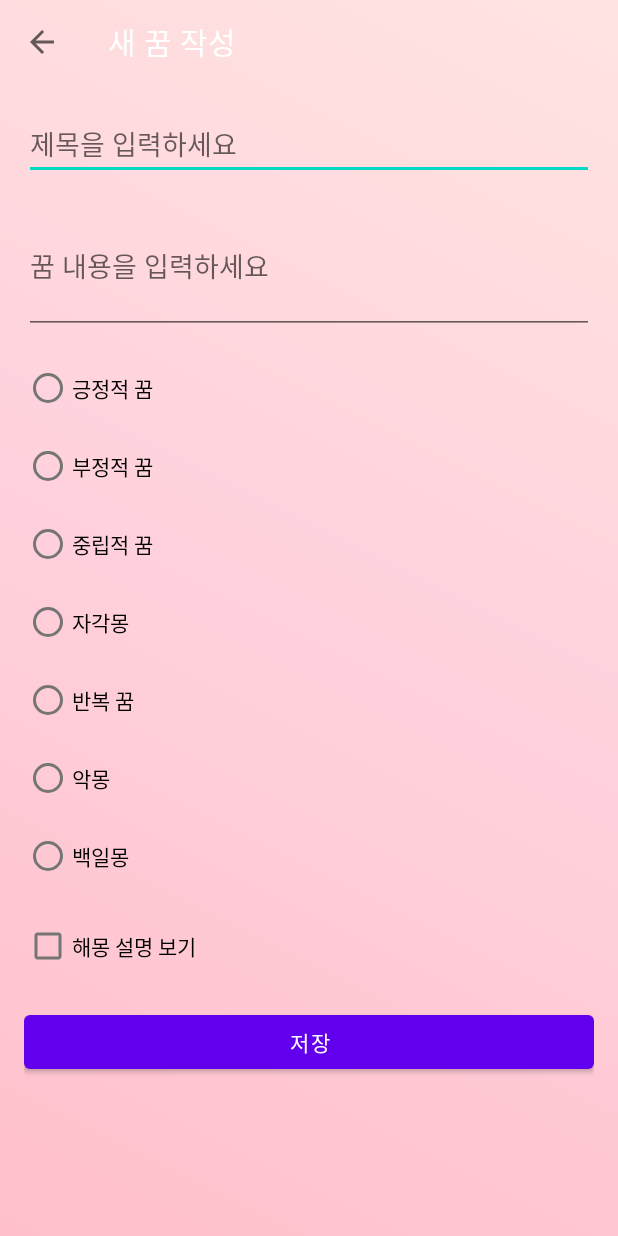
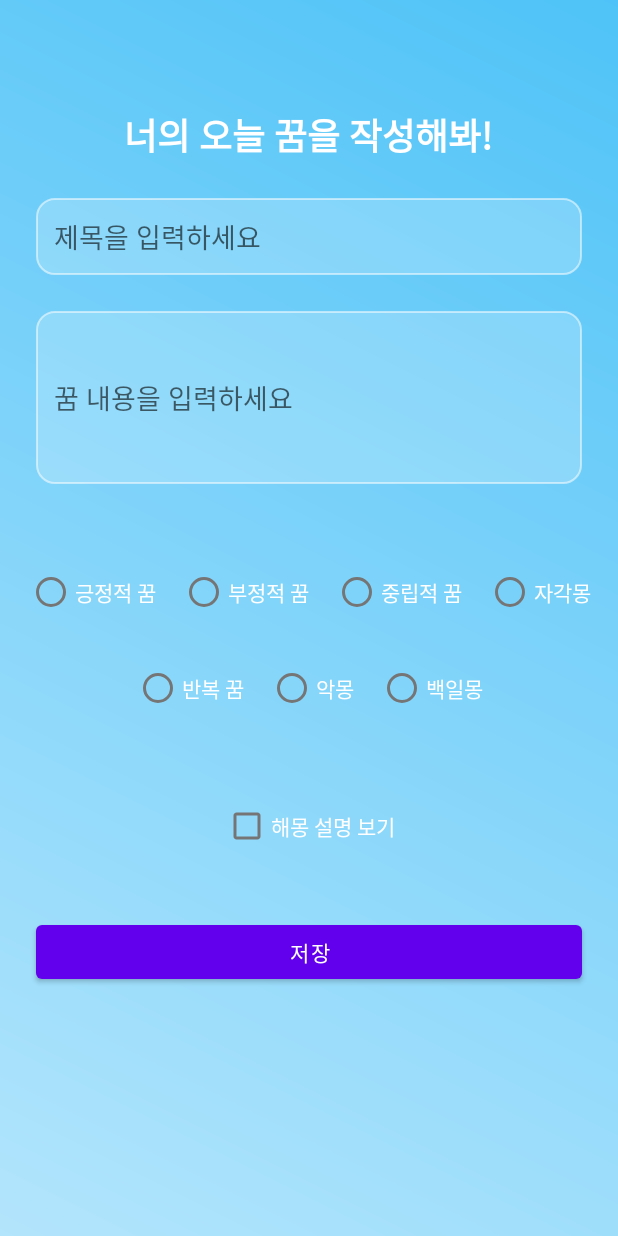
Before and after one commit to jihun4452/android_final_202010058, an Android app: the NewDreamActivity screen opened directly, with no data from a screen before it, on a phone screen of 412 x 824 dp. Run offline under Robolectric (Android 15) with nearby library versions, the phone set to English and light mode, and no system bars; our stand-ins replace FlexboxLayout.

Commit message:
feat: input, textfield추가

```diff
--- a/app/build.gradle.kts
+++ b/app/build.gradle.kts
@@ -34,6 +34,8 @@ dependencies {
     implementation(libs.material)
     implementation(libs.activity)
     implementation(libs.constraintlayout)
+    implementation("androidx.gridlayout:gridlayout:1.0.0")
+    implementation("com.google.android.flexbox:flexbox:3.0.0")
     testImplementation(libs.junit)
     androidTestImplementation(libs.ext.junit)
     androidTestImplementation(libs.espresso.core)
--- a/app/src/main/java/com/example/dreamapp/ui/MainActivity.java
+++ b/app/src/main/java/com/example/dreamapp/ui/MainActivity.java
@@ -32,16 +32,13 @@ public class MainActivity extends AppCompatActivity {
 		super.onCreate(savedInstanceState);
 		EdgeToEdge.enable(this);
 		setContentView(R.layout.activity_main);
-
 		ViewCompat.setOnApplyWindowInsetsListener(findViewById(R.id.main_constraint), (v, insets) -> {
 			Insets bars = insets.getInsets(WindowInsetsCompat.Type.systemBars());
 			v.setPadding(bars.left, bars.top, bars.right, bars.bottom);
 			return insets;
 		});
-
 		Toolbar toolbar = findViewById(R.id.toolbar);
 		setSupportActionBar(toolbar);
-
 		repository     = new DreamRepository();
 		recyclerDreams = findViewById(R.id.recyclerDreams);
 		recyclerDreams.setLayoutManager(new LinearLayoutManager(this));
--- a/app/src/main/java/com/example/dreamapp/ui/NewDreamActivity.java
+++ b/app/src/main/java/com/example/dreamapp/ui/NewDreamActivity.java
@@ -1,15 +1,13 @@
 package com.example.dreamapp.ui;
 
 import android.os.Bundle;
-import android.view.MenuItem;
 import android.view.View;
 import android.widget.Button;
 import android.widget.CheckBox;
 import android.widget.EditText;
-import android.widget.RadioGroup;
+import android.widget.RadioButton;
 
 import androidx.appcompat.app.AppCompatActivity;
-import androidx.appcompat.widget.Toolbar;
 
 import com.example.dreamapp.R;
 import com.example.dreamapp.model.Dream;
@@ -20,65 +18,76 @@ public class NewDreamActivity extends AppCompatActivity {
 
 	private EditText etDreamTitle;
 	private EditText etDreamContent;
-	private RadioGroup rgDreamType;
 	private CheckBox cbShowDescription;
-	private Button btnSave;
-	private DreamRepository repository;
+
+	// 라디오 버튼
+	private RadioButton rbPositive, rbNegative, rbNeutral,
+		rbLucid, rbRecurring, rbNightmare, rbDaydream;
+
+	private DreamType selectedType = DreamType.NEUTRAL;
+	private final DreamRepository repository = new DreamRepository();
 
 	@Override
 	protected void onCreate(Bundle savedInstanceState) {
 		super.onCreate(savedInstanceState);
 		setContentView(R.layout.activity_new_dream);
 
-		Toolbar toolbar = findViewById(R.id.toolbar_new_dream);
-		setSupportActionBar(toolbar);
-		if (getSupportActionBar() != null) {
-			getSupportActionBar().setDisplayHomeAsUpEnabled(true);
-		}
+		etDreamTitle      = findViewById(R.id.etDreamTitle);
+		etDreamContent    = findViewById(R.id.etDreamContent);
+		cbShowDescription = findViewById(R.id.cbShowDescription);
 
-		repository = new DreamRepository();
-		etDreamTitle = findViewById(R.id.etDreamTitle);
-		etDreamContent = findViewById(R.id.etDreamContent);
-		rgDreamType = findViewById(R.id.rgDreamType);
-		cbShowDescription= findViewById(R.id.cbShowDescription);
-		btnSave = findViewById(R.id.btnSave);
-		btnSave.setOnClickListener(this::onSaveButtonClick);
+		rbPositive  = findViewById(R.id.rbPositive);
+		rbNegative  = findViewById(R.id.rbNegative);
+		rbNeutral   = findViewById(R.id.rbNeutral);
+		rbLucid     = findViewById(R.id.rbLucid);
+		rbRecurring = findViewById(R.id.rbRecurring);
+		rbNightmare = findViewById(R.id.rbNightmare);
+		rbDaydream  = findViewById(R.id.rbDaydream);
+
+		Button btnSave = findViewById(R.id.btnSave);
+
+		View.OnClickListener typeClick = v -> {
+			uncheckAll();
+			((RadioButton) v).setChecked(true);
+			selectedType = mapButtonToType(v.getId());
+		};
+
+		rbPositive .setOnClickListener(typeClick);
+		rbNegative .setOnClickListener(typeClick);
+		rbNeutral  .setOnClickListener(typeClick);
+		rbLucid    .setOnClickListener(typeClick);
+		rbRecurring.setOnClickListener(typeClick);
+		rbNightmare.setOnClickListener(typeClick);
+		rbDaydream .setOnClickListener(typeClick);
+		btnSave.setOnClickListener(this::onSave);
 	}
 
-	private void onSaveButtonClick(View v) {
-		String title   = etDreamTitle.getText().toString().trim();
+	private void onSave(View v) {
+		String title   = etDreamTitle  .getText().toString().trim();
 		String content = etDreamContent.getText().toString().trim();
-		int checkedId = rgDreamType.getCheckedRadioButtonId();
-		DreamType type;
-		if (checkedId == R.id.rbPositive) {
-			type = DreamType.POSITIVE;
-		} else if (checkedId == R.id.rbNegative) {
-			type = DreamType.NEGATIVE;
-		} else if (checkedId == R.id.rbNeutral) {
-			type = DreamType.NEUTRAL;
-		} else if (checkedId == R.id.rbLucid) {
-			type = DreamType.LUCID;
-		} else if (checkedId == R.id.rbRecurring) {
-			type = DreamType.RECURRING;
-		} else if (checkedId == R.id.rbNightmare) {
-			type = DreamType.NIGHTMARE;
-		} else if (checkedId == R.id.rbDaydream) {
-			type = DreamType.DAYDREAM;
-		} else {
-			type = DreamType.NEUTRAL;
-		}
-
 		boolean showDesc = cbShowDescription.isChecked();
-		repository.addDream(new Dream(title, content, type, showDesc));
+		repository.addDream(new Dream(title, content, selectedType, showDesc));
 		finish();
 	}
 
-	@Override
-	public boolean onOptionsItemSelected(MenuItem item) {
-		if (item.getItemId() == android.R.id.home) {
-			finish();
-			return true;
-		}
-		return super.onOptionsItemSelected(item);
+	private void uncheckAll() {
+		rbPositive.setChecked(false);
+		rbNegative.setChecked(false);
+		rbNeutral.setChecked(false);
+		rbLucid.setChecked(false);
+		rbRecurring.setChecked(false);
+		rbNightmare.setChecked(false);
+		rbDaydream.setChecked(false);
+	}
+
+	private DreamType mapButtonToType(int id) {
+		if(id == R.id.rbPositive)  return DreamType.POSITIVE;
+		else if (id == R.id.rbNegative)  return DreamType.NEGATIVE;
+		else if (id == R.id.rbNeutral)   return DreamType.NEUTRAL;
+		else if (id == R.id.rbLucid)     return DreamType.LUCID;
+		else if (id == R.id.rbRecurring) return DreamType.RECURRING;
+		else if (id == R.id.rbNightmare) return DreamType.NIGHTMARE;
+		else if (id == R.id.rbDaydream)  return DreamType.DAYDREAM;
+		else                             return DreamType.NEUTRAL;
 	}
 }
--- /dev/null
+++ b/app/src/main/res/drawable/bg_input_round.xml
@@ -0,0 +1,7 @@
+<?xml version="1.0" encoding="utf-8"?>
+<shape xmlns:android="http://schemas.android.com/apk/res/android"
+       android:shape="rectangle">
+    <solid android:color="#33FFFFFF"/>
+    <corners android:radius="12dp"/>
+    <stroke android:width="1dp" android:color="#88FFFFFF"/>
+</shape>
--- /dev/null
+++ b/app/src/main/res/drawable/bg_textfield.xml
@@ -0,0 +1,5 @@
+<shape xmlns:android="http://schemas.android.com/apk/res/android" android:shape="rectangle">
+    <solid android:color="@android:color/transparent"/>
+    <stroke android:width="1dp" android:color="#80FFFFFF"/>
+    <corners android:radius="6dp"/>
+</shape>
--- a/app/src/main/res/layout/activity_landing.xml
+++ b/app/src/main/res/layout/activity_landing.xml
@@ -11,16 +11,16 @@
 
     <ImageView
             android:id="@+id/imgLogo"
-            android:layout_width="200dp"
-            android:layout_height="200dp"
+            android:layout_width="185dp"
+            android:layout_height="185dp"
             android:src="@drawable/img"
             android:contentDescription=""
             app:layout_constraintTop_toTopOf="parent"
             app:layout_constraintStart_toStartOf="parent"
             app:layout_constraintEnd_toEndOf="parent"
             app:layout_constraintVertical_chainStyle="packed"
-            app:layout_constraintHorizontal_bias="0.497" app:layout_constraintBottom_toBottomOf="parent"
-            app:layout_constraintVertical_bias="0.269"/>
+            app:layout_constraintBottom_toBottomOf="parent"
+            app:layout_constraintVertical_bias="0.307"/>
     <TextView
             android:id="@+id/tvTitle"
             android:layout_width="wrap_content"
--- a/app/src/main/res/layout/activity_new_dream.xml
+++ b/app/src/main/res/layout/activity_new_dream.xml
@@ -1,113 +1,144 @@
+<?xml version="1.0" encoding="utf-8"?>
 <androidx.constraintlayout.widget.ConstraintLayout
         xmlns:android="http://schemas.android.com/apk/res/android"
         xmlns:app="http://schemas.android.com/apk/res-auto"
         android:layout_width="match_parent"
         android:layout_height="match_parent"
-        android:background="@drawable/bg_dream_gradient">
+        android:background="@drawable/landing_background">
 
-    <androidx.appcompat.widget.Toolbar
-            android:id="@+id/toolbar_new_dream"
-            android:layout_width="0dp"
-            android:layout_height="?attr/actionBarSize"
-            android:background="@android:color/transparent"
-            app:title="새 꿈 작성"
-            app:titleTextColor="@android:color/white"
+    <TextView
+            android:id="@+id/labelHeader"
+            android:layout_width="wrap_content"
+            android:layout_height="wrap_content"
+            android:text="너의 오늘 꿈을 작성해봐!"
+            android:textColor="@android:color/white"
+            android:textSize="24sp"
+            android:textStyle="bold"
+            android:fontFamily="@font/ef_jejudoldam"
             app:layout_constraintTop_toTopOf="parent"
             app:layout_constraintStart_toStartOf="parent"
-            app:layout_constraintEnd_toEndOf="parent"/>
-
-    <ScrollView
-            android:id="@+id/scroll_new_dream"
+            app:layout_constraintEnd_toEndOf="parent"
+            android:layout_marginTop="72dp" app:layout_constraintHorizontal_bias="0.496"/>
+    <EditText
+            android:id="@+id/etDreamTitle"
             android:layout_width="0dp"
-            android:layout_height="0dp"
-            android:padding="16dp"
-            app:layout_constraintTop_toBottomOf="@id/toolbar_new_dream"
+            android:layout_height="wrap_content"
+            android:hint="제목을 입력하세요"
+            android:textColor="@android:color/white"
+            android:background="@drawable/bg_input_round"
+            android:padding="12dp"
+            app:layout_constraintTop_toBottomOf="@id/labelHeader"
             app:layout_constraintStart_toStartOf="parent"
             app:layout_constraintEnd_toEndOf="parent"
-            app:layout_constraintBottom_toBottomOf="parent">
-
-        <LinearLayout
-                android:layout_width="match_parent"
-                android:layout_height="wrap_content"
-                android:orientation="vertical">
-
-            <EditText
-                    android:id="@+id/etDreamTitle"
-                    android:layout_width="match_parent"
-                    android:layout_height="wrap_content"
-                    android:hint="제목을 입력하세요"/>
-
+            android:layout_marginStart="24dp"
+            android:layout_marginEnd="24dp"
+            android:layout_marginTop="24dp" app:layout_constraintHorizontal_bias="0.0"/>
     <EditText
             android:id="@+id/etDreamContent"
-                    android:layout_width="match_parent"
+            android:layout_width="0dp"
             android:layout_height="wrap_content"
+            android:minLines="4"
             android:hint="꿈 내용을 입력하세요"
             android:inputType="textMultiLine"
-                    android:minLines="3"
-                    android:layout_marginTop="12dp"/>
+            android:textColor="@android:color/white"
+            android:background="@drawable/bg_input_round"
+            android:padding="12dp"
+            app:layout_constraintTop_toBottomOf="@id/etDreamTitle"
+            app:layout_constraintStart_toStartOf="parent"
+            app:layout_constraintEnd_toEndOf="parent"
+            android:layout_marginStart="24dp"
+            android:layout_marginEnd="24dp"
+            android:layout_marginTop="24dp" app:layout_constraintHorizontal_bias="0.0"/>
+    <com.google.android.flexbox.FlexboxLayout
+            android:id="@+id/flexDreamType"
+            android:layout_width="wrap_content"
+            android:layout_height="wrap_content"
+            app:flexWrap="wrap"
+            app:justifyContent="center"
+            app:flexDirection="row"
+            app:layout_constraintTop_toBottomOf="@id/etDreamContent"
+            app:layout_constraintStart_toStartOf="parent"
+            app:layout_constraintEnd_toEndOf="parent"
+            android:layout_marginTop="40dp">
 
-            <RadioGroup
-                    android:id="@+id/rgDreamType"
-                    android:layout_width="match_parent"
-                    android:layout_height="wrap_content"
-                    android:orientation="vertical"
-                    android:layout_marginTop="12dp">
         <RadioButton
                 android:id="@+id/rbPositive"
                 android:layout_width="wrap_content"
                 android:layout_height="wrap_content"
-                        android:text="긍정적 꿈"/>
+                android:text="긍정적 꿈"
+                android:textColor="@android:color/white"
+                android:layout_margin="8dp"/>
+
         <RadioButton
                 android:id="@+id/rbNegative"
                 android:layout_width="wrap_content"
                 android:layout_height="wrap_content"
                 android:text="부정적 꿈"
-                        android:layout_marginTop="4dp"/>
+                android:textColor="@android:color/white"
+                android:layout_margin="8dp"/>
+
         <RadioButton
                 android:id="@+id/rbNeutral"
                 android:layout_width="wrap_content"
                 android:layout_height="wrap_content"
                 android:text="중립적 꿈"
-                        android:layout_marginTop="4dp"/>
+                android:textColor="@android:color/white"
+                android:layout_margin="8dp"/>
+
         <RadioButton
                 android:id="@+id/rbLucid"
                 android:layout_width="wrap_content"
                 android:layout_height="wrap_content"
                 android:text="자각몽"
-                        android:layout_marginTop="4dp"/>
+                android:textColor="@android:color/white"
+                android:layout_margin="8dp"/>
+
         <RadioButton
                 android:id="@+id/rbRecurring"
                 android:layout_width="wrap_content"
                 android:layout_height="wrap_content"
                 android:text="반복 꿈"
-                        android:layout_marginTop="4dp"/>
+                android:textColor="@android:color/white"
+                android:layout_margin="8dp"/>
+
         <RadioButton
                 android:id="@+id/rbNightmare"
                 android:layout_width="wrap_content"
                 android:layout_height="wrap_content"
                 android:text="악몽"
-                        android:layout_marginTop="4dp"/>
+                android:textColor="@android:color/white"
+                android:layout_margin="8dp"/>
+
         <RadioButton
                 android:id="@+id/rbDaydream"
                 android:layout_width="wrap_content"
                 android:layout_height="wrap_content"
                 android:text="백일몽"
-                        android:layout_marginTop="4dp"/>
-            </RadioGroup>
+                android:textColor="@android:color/white"
+                android:layout_margin="8dp"/>
+
+    </com.google.android.flexbox.FlexboxLayout>
 
     <CheckBox
             android:id="@+id/cbShowDescription"
             android:layout_width="wrap_content"
             android:layout_height="wrap_content"
             android:text="해몽 설명 보기"
-                    android:layout_marginTop="12dp"/>
-
+            android:textColor="@android:color/white"
+            app:layout_constraintTop_toBottomOf="@id/flexDreamType"
+            app:layout_constraintStart_toStartOf="parent"
+            app:layout_constraintEnd_toEndOf="parent"
+            android:layout_marginTop="36dp"/>
     <Button
             android:id="@+id/btnSave"
-                    android:layout_width="match_parent"
+            android:layout_width="0dp"
             android:layout_height="wrap_content"
             android:text="저장"
-                    android:layout_marginTop="16dp"/>
-        </LinearLayout>
-    </ScrollView>
+            app:layout_constraintTop_toBottomOf="@id/cbShowDescription"
+            app:layout_constraintStart_toStartOf="parent"
+            app:layout_constraintEnd_toEndOf="parent"
+            android:layout_marginStart="24dp"
+            android:layout_marginEnd="24dp"
+            android:layout_marginTop="36dp" app:layout_constraintHorizontal_bias="0.0"/>
+
 </androidx.constraintlayout.widget.ConstraintLayout>
```
Lines whose indentation alone changed are shown as unchanged.
